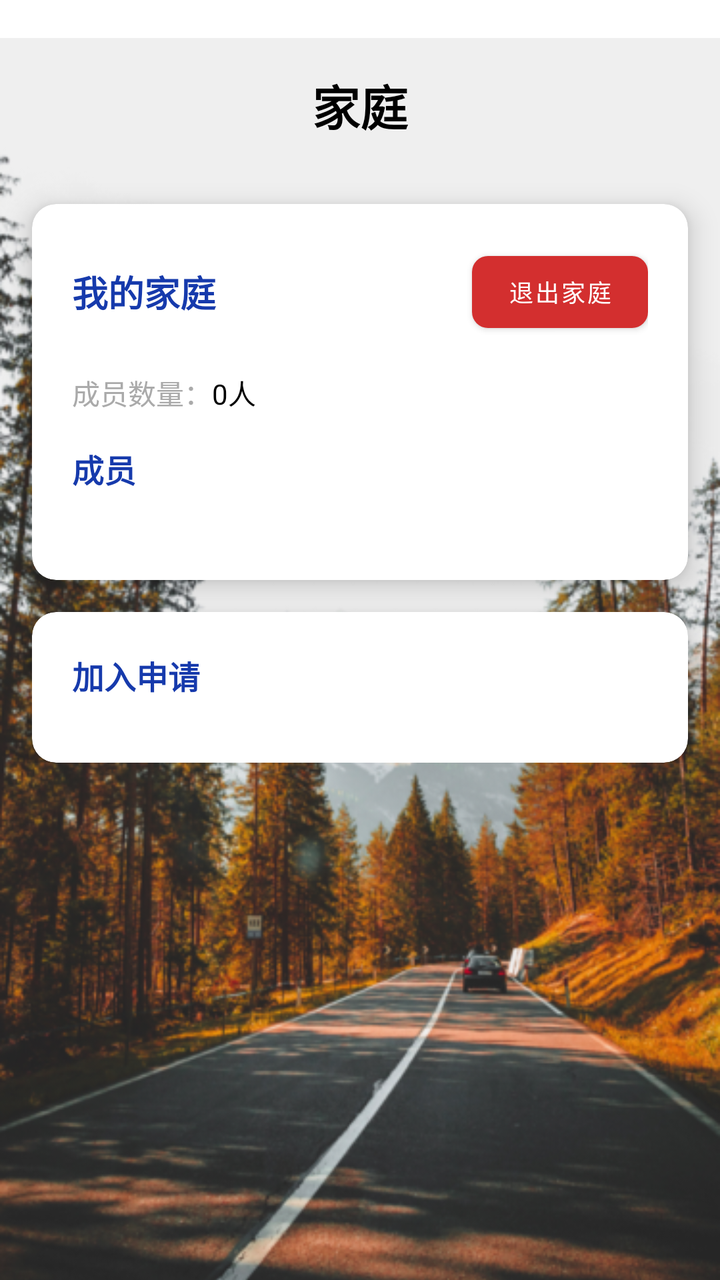
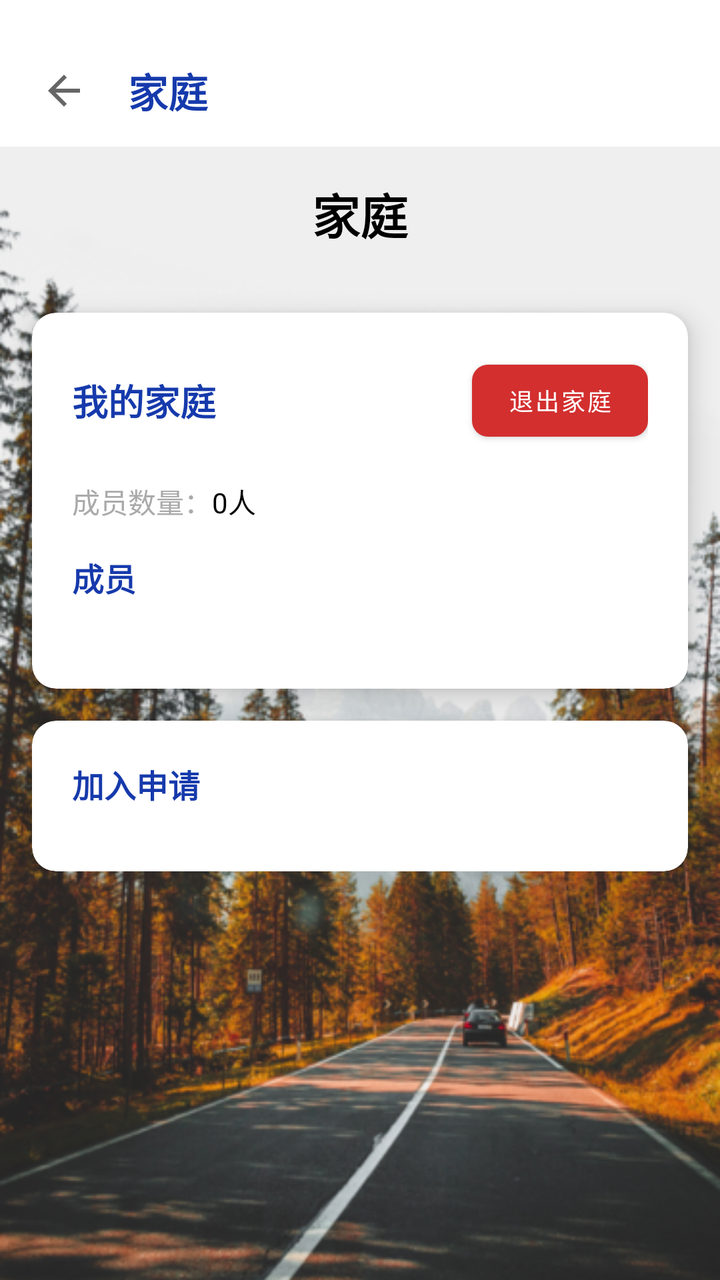

Before-and-after screenshots of an Android layout around one commit, followed by the original layout XML and the change that was made.
<!-- AndroidManifest.xml: application theme Theme.Shiwujie -->
<!-- res/layout/fragment_family.xml -->
<?xml version="1.0" encoding="utf-8"?>
<LinearLayout xmlns:android="http://schemas.android.com/apk/res/android"
    xmlns:app="http://schemas.android.com/apk/res-auto"
    android:layout_width="match_parent"
    android:layout_height="match_parent"
    android:orientation="vertical"
    android:fitsSystemWindows="true">

    
    <View
        android:layout_width="match_parent"
        android:layout_height="0dp"
        android:layout_weight="0.03" />

    
    <androidx.constraintlayout.widget.ConstraintLayout
        android:layout_width="match_parent"
        android:layout_height="0dp"
        android:layout_weight="0.97">

        
        <ImageView
            android:layout_width="match_parent"
            android:layout_height="match_parent"
            android:scaleType="centerCrop"
            android:src="@drawable/background"
            app:layout_constraintBottom_toBottomOf="parent"
            app:layout_constraintEnd_toEndOf="parent"
            app:layout_constraintStart_toStartOf="parent"
            app:layout_constraintTop_toTopOf="parent" />

        
        <TextView
            android:id="@+id/tvTitle"
            android:layout_width="wrap_content"
            android:layout_height="wrap_content"
            android:layout_marginTop="16dp"
            android:text="家庭"
            android:textColor="@color/black"
            android:textSize="24sp"
            android:textStyle="bold"
            app:layout_constraintLeft_toLeftOf="parent"
            app:layout_constraintRight_toRightOf="parent"
            app:layout_constraintTop_toTopOf="parent" />

        
        <ScrollView
            android:layout_width="match_parent"
            android:layout_height="0dp"
            android:layout_marginTop="16dp"
            android:clipToPadding="false"
            android:paddingBottom="16dp"
            app:layout_constraintBottom_toBottomOf="parent"
            app:layout_constraintTop_toBottomOf="@id/tvTitle">

            <LinearLayout
                android:layout_width="match_parent"
                android:layout_height="wrap_content"
                android:orientation="vertical">

                
                <androidx.cardview.widget.CardView
                    android:id="@+id/cardEmptyState"
                    android:layout_width="match_parent"
                    android:layout_height="wrap_content"
                    android:layout_marginHorizontal="16dp"
                    android:visibility="gone"
                    app:cardCornerRadius="12dp"
                    app:cardElevation="8dp">

                    <LinearLayout
                        android:layout_width="match_parent"
                        android:layout_height="wrap_content"
                        android:gravity="center"
                        android:orientation="vertical"
                        android:padding="32dp">

                        <TextView
                            android:layout_width="wrap_content"
                            android:layout_height="wrap_content"
                            android:layout_marginBottom="24dp"
                            android:text="您还未加入任何家庭"
                            android:textColor="@android:color/black"
                            android:textSize="18sp"
                            android:textStyle="bold" />

                        
                        <Button
                            android:id="@+id/btnJoinFamily"
                            android:layout_width="match_parent"
                            android:layout_height="wrap_content"
                            android:background="@drawable/bg_button_primary"
                            android:padding="12dp"
                            android:text="加入家庭"
                            android:textColor="@android:color/white"
                            android:textSize="16sp" />

                    </LinearLayout>

                </androidx.cardview.widget.CardView>

                
                <androidx.cardview.widget.CardView
                    android:id="@+id/cardFamilyInfo"
                    android:layout_width="match_parent"
                    android:layout_height="wrap_content"
                    android:layout_marginHorizontal="16dp"
                    android:layout_marginTop="16dp"
                    app:cardCornerRadius="12dp"
                    app:cardElevation="8dp">

                    <LinearLayout
                        android:layout_width="match_parent"
                        android:layout_height="wrap_content"
                        android:orientation="vertical"
                        android:padding="20dp">

                        
                        <LinearLayout
                            android:layout_width="match_parent"
                            android:layout_height="wrap_content"
                            android:layout_marginBottom="16dp"
                            android:gravity="center_vertical"
                            android:orientation="horizontal">

                            <TextView
                                android:layout_width="0dp"
                                android:layout_height="wrap_content"
                                android:layout_weight="1"
                                android:text="我的家庭"
                                android:textColor="#163AAC"
                                android:textSize="18sp"
                                android:textStyle="bold" />

                            <com.google.android.material.button.MaterialButton
                                android:id="@+id/btnLeaveFamily"
                                android:layout_width="wrap_content"
                                android:layout_height="wrap_content"
                                app:backgroundTint="@color/red"
                                app:cornerRadius="8dp"
                                android:paddingHorizontal="16dp"
                                android:paddingVertical="8dp"
                                android:text="退出家庭"
                                android:textColor="@android:color/white"
                                android:textSize="12sp" />

                        </LinearLayout>

                        
                        <LinearLayout
                            android:layout_width="match_parent"
                            android:layout_height="wrap_content"
                            android:layout_marginBottom="16dp"
                            android:orientation="horizontal">

                            <TextView
                                android:layout_width="wrap_content"
                                android:layout_height="wrap_content"
                                android:text="成员数量："
                                android:textColor="@android:color/darker_gray"
                                android:textSize="14sp" />

                            <TextView
                                android:id="@+id/tvMemberCount"
                                android:layout_width="0dp"
                                android:layout_height="wrap_content"
                                android:layout_weight="1"
                                android:text="0人"
                                android:textColor="@android:color/black"
                                android:textSize="14sp" />

                        </LinearLayout>

                        

                        <LinearLayout

                            android:layout_width="match_parent"

                            android:layout_height="wrap_content"

                            android:layout_marginBottom="16dp"

                            android:orientation="vertical">


                            <TextView

                                android:layout_width="wrap_content"

                                android:layout_height="wrap_content"

                                android:layout_marginBottom="8dp"

                                android:text="成员"

                                android:textColor="#163AAC"

                                android:textSize="16sp"

                                android:textStyle="bold" />


                            <androidx.recyclerview.widget.RecyclerView

                                android:id="@+id/rvFamilyMembers"

                                android:layout_width="match_parent"

                                android:layout_height="wrap_content"

                                android:background="@drawable/bg_member_list"

                                android:nestedScrollingEnabled="false" />

                        </LinearLayout>

                    </LinearLayout>

                </androidx.cardview.widget.CardView>

                
                <androidx.cardview.widget.CardView
                    android:id="@+id/cardFamilyRequests"
                    android:layout_width="match_parent"
                    android:layout_height="wrap_content"
                    android:layout_marginHorizontal="16dp"
                    android:layout_marginTop="16dp"
                    app:cardCornerRadius="12dp"
                    app:cardElevation="8dp">

                    <LinearLayout
                        android:layout_width="match_parent"
                        android:layout_height="wrap_content"
                        android:orientation="vertical"
                        android:padding="20dp">

                        <TextView
                            android:layout_width="wrap_content"
                            android:layout_height="wrap_content"
                            android:layout_marginBottom="12dp"
                            android:text="加入申请"
                            android:textColor="#163AAC"
                            android:textSize="16sp"
                            android:textStyle="bold" />

                        <androidx.recyclerview.widget.RecyclerView
                            android:id="@+id/rvFamilyRequests"
                            android:layout_width="match_parent"
                            android:layout_height="wrap_content"
                            android:nestedScrollingEnabled="false" />

                    </LinearLayout>

                </androidx.cardview.widget.CardView>

            </LinearLayout>

        </ScrollView>

    </androidx.constraintlayout.widget.ConstraintLayout>

</LinearLayout>
<!-- resources referenced by this layout -->
<resources>
  <color name="black">#FF000000</color>
  <color name="red">#D32F2F</color>
  <!-- drawable background: png bitmap (drawable, 360633 bytes) -->
  <!-- drawable bg_button_primary (drawable) -->
  <?xml version="1.0" encoding="utf-8"?>
  <shape xmlns:android="http://schemas.android.com/apk/res/android">
      <solid android:color="@color/primary_blue" />
      <corners android:radius="8dp" />
  </shape>
  <!-- drawable bg_member_list (drawable) -->
  <?xml version="1.0" encoding="utf-8"?>
  <shape xmlns:android="http://schemas.android.com/apk/res/android">
      <solid android:color="#FFFFFF" />
      <corners android:radius="8dp" />
      <stroke
          android:width="1dp"
          android:color="#E0E0E0" />
  </shape>
  <style name="Theme.Shiwujie" parent="Theme.MaterialComponents.DayNight.NoActionBar">
          <item name="colorPrimary">@color/primary_blue</item>
          <item name="colorPrimaryVariant">@color/primary_blue</item>
          <item name="colorOnPrimary">@color/white</item>
          
          <item name="colorSecondary">@color/primary_blue</item>
          <item name="colorSecondaryVariant">@color/primary_blue</item>
          <item name="colorOnSecondary">@color/black</item>
          
          <item name="android:statusBarColor">?attr/colorPrimaryVariant</item>
      </style>
  <color name="primary_blue">#163AAC</color>
  <color name="white">#FFFFFFFF</color>
</resources>

<!-- the commit's change to res/layout/fragment_family.xml (unified diff, before → after) -->
@@ -11,6 +11,33 @@
         android:layout_width="match_parent"
         android:layout_height="0dp"
         android:layout_weight="0.03" />
+
+    
+    <LinearLayout
+        android:layout_width="match_parent"
+        android:layout_height="wrap_content"
+        android:gravity="center_vertical"
+        android:orientation="horizontal"
+        android:paddingHorizontal="8dp"
+        android:paddingVertical="4dp">
+
+        <ImageButton
+            android:id="@+id/btn_back"
+            android:layout_width="48dp"
+            android:layout_height="48dp"
+            android:background="?attr/selectableItemBackgroundBorderless"
+            android:contentDescription="返回按钮，点击回到AI主页"
+            android:src="@drawable/ic_back_arrow" />
+
+        <TextView
+            android:layout_width="wrap_content"
+            android:layout_height="wrap_content"
+            android:layout_marginStart="8dp"
+            android:text="家庭"
+            android:textColor="#163AAC"
+            android:textSize="20sp"
+            android:textStyle="bold" />
+    </LinearLayout>
 
     
     <androidx.constraintlayout.widget.ConstraintLayout
<!-- resource entries referenced after the edit -->
@@ -18,6 +18,18 @@
           android:width="1dp"
           android:color="#E0E0E0" />
   </shape>
+  <!-- drawable ic_back_arrow (drawable) -->
+  <?xml version="1.0" encoding="utf-8"?>
+  <vector xmlns:android="http://schemas.android.com/apk/res/android"
+      android:width="24dp"
+      android:height="24dp"
+      android:viewportWidth="24"
+      android:viewportHeight="24"
+      android:tint="?attr/colorControlNormal">
+      <path
+          android:fillColor="@android:color/white"
+          android:pathData="M20,11H7.83l5.59,-5.59L12,4l-8,8 8,8 1.41,-1.41L7.83,13H20v-2z"/>
+  </vector>
   <style name="Theme.Shiwujie" parent="Theme.MaterialComponents.DayNight.NoActionBar">
           <item name="colorPrimary">@color/primary_blue</item>
           <item name="colorPrimaryVariant">@color/primary_blue</item>
